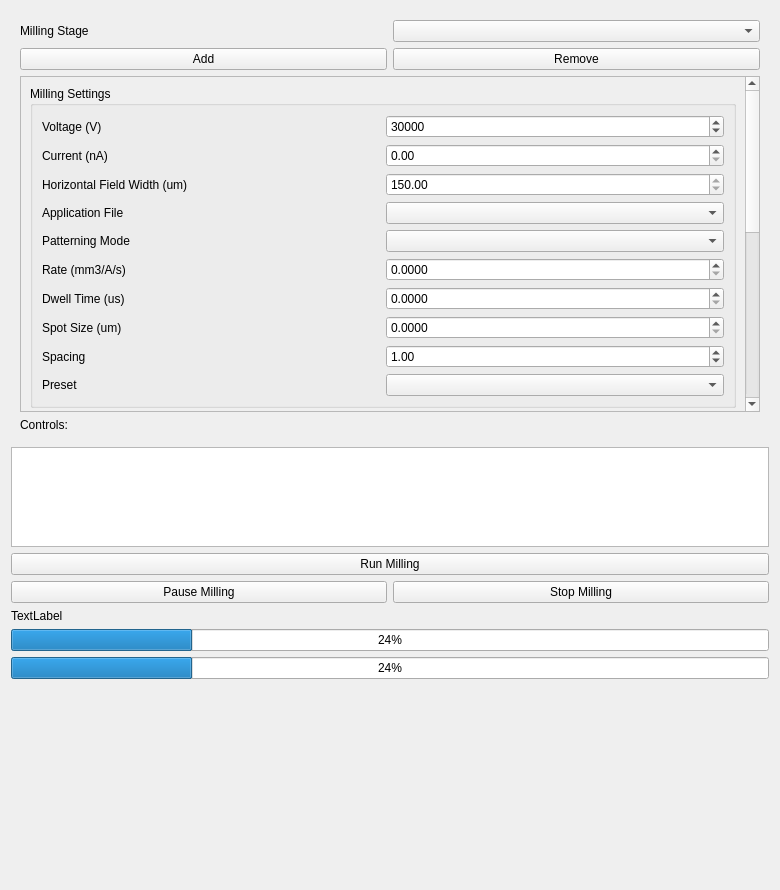
First picture: the form in fibsem/ui/qtdesigner_files/FibsemMillingWidget.ui, repository DeMarcoLab/fibsem, before the edit.
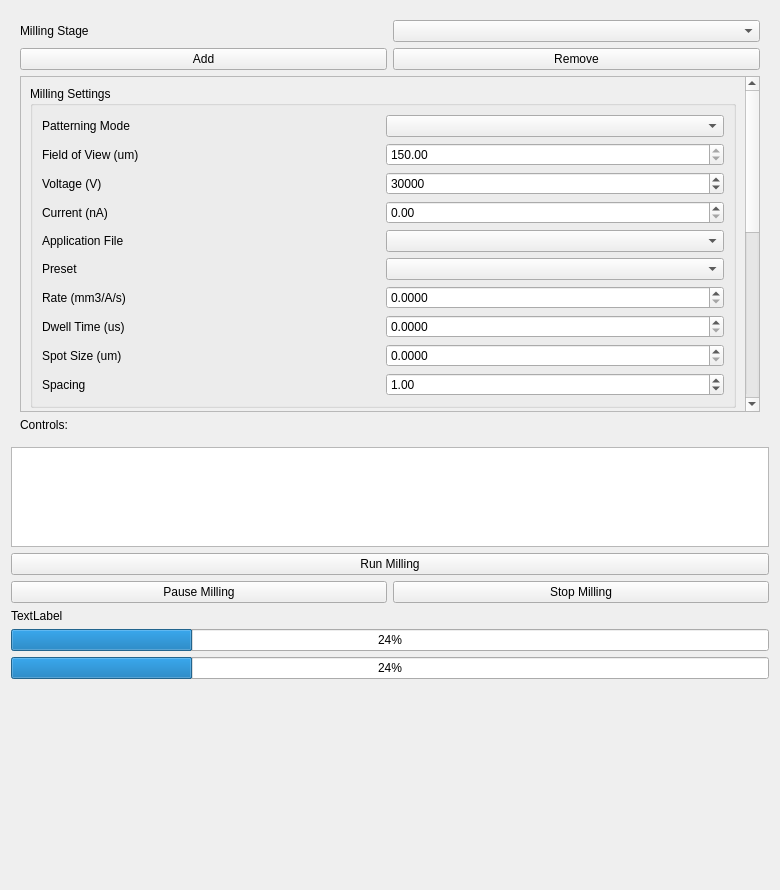
Second picture: the form after the edit.

Commit message: [refactor] milling and imaging

```diff
--- a/fibsem/ui/qtdesigner_files/FibsemMillingWidget.ui
+++ b/fibsem/ui/qtdesigner_files/FibsemMillingWidget.ui
@@ -80,7 +80,7 @@
          <property name="geometry">
           <rect>
            <x>0</x>
-           <y>-337</y>
+           <y>-403</y>
            <width>728</width>
            <height>809</height>
           </rect>
@@ -92,110 +92,120 @@
              <string>Milling Settings</string>
             </property>
             <layout class="QGridLayout" name="gridLayout_3">
-             <item row="8" column="1">
-              <widget class="QDoubleSpinBox" name="doubleSpinBox_spacing">
-               <property name="value">
-                <double>1.000000000000000</double>
+             <item row="8" column="0">
+              <widget class="QLabel" name="label_dwell_time">
+               <property name="text">
+                <string>Dwell Time (us)</string>
                </property>
               </widget>
              </item>
-             <item row="9" column="0">
+             <item row="2" column="0">
+              <widget class="QLabel" name="label_voltage">
+               <property name="text">
+                <string>Voltage (V)</string>
+               </property>
+              </widget>
+             </item>
+             <item row="10" column="0">
+              <widget class="QLabel" name="label_spacing">
+               <property name="text">
+                <string>Spacing</string>
+               </property>
+              </widget>
+             </item>
+             <item row="0" column="0">
+              <widget class="QLabel" name="label_patterning_mode">
+               <property name="text">
+                <string>Patterning Mode</string>
+               </property>
+              </widget>
+             </item>
+             <item row="6" column="0">
               <widget class="QLabel" name="label_preset">
                <property name="text">
                 <string>Preset</string>
                </property>
               </widget>
              </item>
-             <item row="3" column="1">
-              <widget class="QComboBox" name="comboBox_application_file"/>
-             </item>
              <item row="3" column="0">
+              <widget class="QLabel" name="label_milling_current">
+               <property name="text">
+                <string>Current (nA)</string>
+               </property>
+              </widget>
+             </item>
+             <item row="0" column="1">
+              <widget class="QComboBox" name="comboBox_patterning_mode"/>
+             </item>
+             <item row="6" column="1">
+              <widget class="QComboBox" name="comboBox_preset"/>
+             </item>
+             <item row="10" column="1">
+              <widget class="QDoubleSpinBox" name="doubleSpinBox_spacing">
+               <property name="value">
+                <double>1.000000000000000</double>
+               </property>
+              </widget>
+             </item>
+             <item row="5" column="0">
               <widget class="QLabel" name="label_application_file">
                <property name="text">
                 <string>Application File</string>
                </property>
               </widget>
              </item>
-             <item row="5" column="0">
+             <item row="3" column="1">
+              <widget class="QDoubleSpinBox" name="doubleSpinBox_milling_current"/>
+             </item>
+             <item row="7" column="1">
+              <widget class="QDoubleSpinBox" name="doubleSpinBox_rate">
+               <property name="decimals">
+                <number>4</number>
+               </property>
+               <property name="minimum">
+                <double>0.000000000000000</double>
+               </property>
+               <property name="maximum">
+                <double>100000.000000000000000</double>
+               </property>
+               <property name="singleStep">
+                <double>0.010000000000000</double>
+               </property>
+               <property name="value">
+                <double>0.000000000000000</double>
+               </property>
+              </widget>
+             </item>
+             <item row="8" column="1">
+              <widget class="QDoubleSpinBox" name="doubleSpinBox_dwell_time">
+               <property name="decimals">
+                <number>4</number>
+               </property>
+               <property name="minimum">
+                <double>0.000000000000000</double>
+               </property>
+               <property name="maximum">
+                <double>4000000.000000000000000</double>
+               </property>
+               <property name="singleStep">
+                <double>0.010000000000000</double>
+               </property>
+               <property name="value">
+                <double>0.000000000000000</double>
+               </property>
+              </widget>
+             </item>
+             <item row="5" column="1">
+              <widget class="QComboBox" name="comboBox_application_file"/>
+             </item>
+             <item row="7" column="0">
               <widget class="QLabel" name="label_rate">
                <property name="text">
                 <string>Rate (mm3/A/s)</string>
                </property>
               </widget>
              </item>
-             <item row="5" column="1">
-              <widget class="QDoubleSpinBox" name="doubleSpinBox_rate">
-               <property name="decimals">
-                <number>4</number>
-               </property>
-               <property name="minimum">
-                <double>0.000000000000000</double>
-               </property>
-               <property name="maximum">
-                <double>100000.000000000000000</double>
-               </property>
-               <property name="singleStep">
-                <double>0.010000000000000</double>
-               </property>
-               <property name="value">
-                <double>0.000000000000000</double>
-               </property>
-              </widget>
-             </item>
-             <item row="4" column="1">
-              <widget class="QComboBox" name="comboBox_patterning_mode"/>
-             </item>
-             <item row="0" column="0">
-              <widget class="QLabel" name="label_voltage">
-               <property name="text">
-                <string>Voltage (V)</string>
-               </property>
-              </widget>
-             </item>
-             <item row="2" column="1">
-              <widget class="QDoubleSpinBox" name="doubleSpinBox_hfw">
-               <property name="enabled">
-                <bool>true</bool>
-               </property>
-               <property name="readOnly">
-                <bool>true</bool>
-               </property>
-               <property name="minimum">
-                <double>10.000000000000000</double>
-               </property>
-               <property name="maximum">
-                <double>1000000000.000000000000000</double>
-               </property>
-               <property name="value">
-                <double>150.000000000000000</double>
-               </property>
-              </widget>
-             </item>
              <item row="9" column="1">
-              <widget class="QComboBox" name="comboBox_preset"/>
-             </item>
-             <item row="1" column="0">
-              <widget class="QLabel" name="label_milling_current">
-               <property name="text">
-                <string>Current (nA)</string>
-               </property>
-              </widget>
-             </item>
-             <item row="2" column="0">
-              <widget class="QLabel" name="label_hfw">
-               <property name="text">
-                <string>Horizontal Field Width (um)</string>
-               </property>
-              </widget>
-             </item>
-             <item row="4" column="0">
-              <widget class="QLabel" name="label_patterning_mode">
-               <property name="text">
-                <string>Patterning Mode</string>
-               </property>
-              </widget>
-             </item>
-             <item row="7" column="1">
               <widget class="QDoubleSpinBox" name="doubleSpinBox_spot_size">
                <property name="decimals">
                 <number>4</number>
@@ -214,14 +224,14 @@
                </property>
               </widget>
              </item>
-             <item row="7" column="0">
+             <item row="9" column="0">
               <widget class="QLabel" name="label_spot_size">
                <property name="text">
                 <string>Spot Size (um)</string>
                </property>
               </widget>
              </item>
-             <item row="0" column="1">
+             <item row="2" column="1">
               <widget class="QSpinBox" name="spinBox_voltage">
                <property name="maximum">
                 <number>1000000</number>
@@ -231,42 +241,32 @@
                </property>
               </widget>
              </item>
-             <item row="6" column="1">
-              <widget class="QDoubleSpinBox" name="doubleSpinBox_dwell_time">
-               <property name="decimals">
-                <number>4</number>
+             <item row="1" column="0">
+              <widget class="QLabel" name="label_hfw">
+               <property name="text">
+                <string>Field of View (um)</string>
+               </property>
+              </widget>
+             </item>
+             <item row="1" column="1">
+              <widget class="QDoubleSpinBox" name="doubleSpinBox_hfw">
+               <property name="enabled">
+                <bool>true</bool>
+               </property>
+               <property name="readOnly">
+                <bool>true</bool>
                </property>
                <property name="minimum">
-                <double>0.000000000000000</double>
+                <double>10.000000000000000</double>
                </property>
                <property name="maximum">
-                <double>4000000.000000000000000</double>
-               </property>
-               <property name="singleStep">
-                <double>0.010000000000000</double>
+                <double>1000000000.000000000000000</double>
                </property>
                <property name="value">
-                <double>0.000000000000000</double>
+                <double>150.000000000000000</double>
                </property>
               </widget>
              </item>
-             <item row="6" column="0">
-              <widget class="QLabel" name="label_dwell_time">
-               <property name="text">
-                <string>Dwell Time (us)</string>
-               </property>
-              </widget>
-             </item>
-             <item row="8" column="0">
-              <widget class="QLabel" name="label_spacing">
-               <property name="text">
-                <string>Spacing</string>
-               </property>
-              </widget>
-             </item>
-             <item row="1" column="1">
-              <widget class="QDoubleSpinBox" name="doubleSpinBox_milling_current"/>
-             </item>
             </layout>
            </widget>
           </item>
```
Left out of the diff: 33 changed lines with no effect on the pictures. The commit also changes 10 other files.
